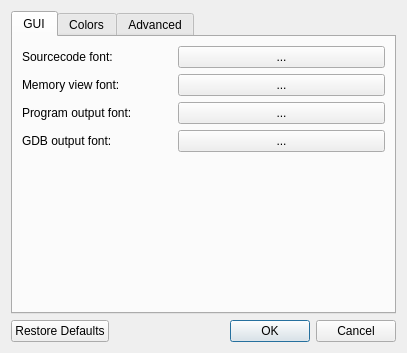
Qt form src/settingsdialog.ui (Nanoseb/gede) before a commit.
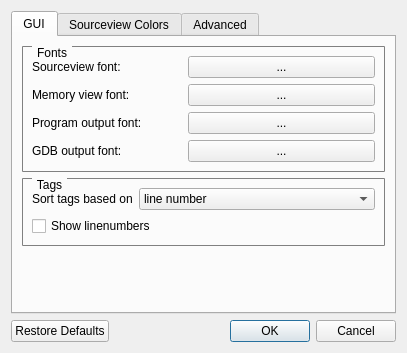
The same form after that commit. The open tabs and pages were chosen to show the change. Custom widgets are drawn as their Qt base class.

Diff of the .ui file:
```diff
--- a/src/settingsdialog.ui
+++ b/src/settingsdialog.ui
@@ -13,6 +13,22 @@
   <property name="windowTitle">
    <string>Settings</string>
   </property>
+  <property name="styleSheet">
+   <string notr="true">
+QGroupBox {
+    border: 1px solid gray;
+    border-radius: 1px;
+    margin-top: 0.5em;
+}
+
+QGroupBox::title {
+    subcontrol-origin: margin;
+    left: 10px;
+    padding: 0 3px 0 3px;
+}
+
+</string>
+  </property>
   <layout class="QVBoxLayout" name="verticalLayout">
    <item>
     <widget class="QTabWidget" name="tabWidget">
@@ -31,6 +47,12 @@
       </attribute>
       <layout class="QVBoxLayout" name="verticalLayout_2">
        <item>
+        <widget class="QGroupBox" name="groupBox_2">
+         <property name="title">
+          <string>Fonts</string>
+         </property>
+         <layout class="QVBoxLayout" name="verticalLayout_6">
+          <item>
         <layout class="QHBoxLayout" name="horizontalLayout">
          <item>
           <widget class="QLabel" name="label">
@@ -41,7 +63,7 @@
             </size>
            </property>
            <property name="text">
-            <string>Sourcecode font:</string>
+               <string>Sourceview font:</string>
            </property>
           </widget>
          </item>
@@ -150,6 +172,65 @@
          </item>
         </layout>
        </item>
+         </layout>
+        </widget>
+       </item>
+       <item>
+        <widget class="QGroupBox" name="groupBox">
+         <property name="styleSheet">
+          <string notr="true"/>
+         </property>
+         <property name="title">
+          <string>Tags</string>
+         </property>
+         <layout class="QVBoxLayout" name="verticalLayout_5">
+          <item>
+           <layout class="QHBoxLayout" name="horizontalLayout_6">
+            <item>
+             <widget class="QLabel" name="label_14">
+              <property name="sizePolicy">
+               <sizepolicy hsizetype="Minimum" vsizetype="Preferred">
+                <horstretch>0</horstretch>
+                <verstretch>0</verstretch>
+               </sizepolicy>
+              </property>
+              <property name="text">
+               <string>Sort tags based on</string>
+              </property>
+             </widget>
+            </item>
+            <item>
+             <widget class="QComboBox" name="comboBox_sortTags">
+              <property name="sizePolicy">
+               <sizepolicy hsizetype="MinimumExpanding" vsizetype="Fixed">
+                <horstretch>0</horstretch>
+                <verstretch>0</verstretch>
+               </sizepolicy>
+              </property>
+              <item>
+               <property name="text">
+                <string>line number</string>
+               </property>
+              </item>
+              <item>
+               <property name="text">
+                <string>name</string>
+               </property>
+              </item>
+             </widget>
+            </item>
+           </layout>
+          </item>
+          <item>
+           <widget class="QCheckBox" name="checkBox_showLineNumbers">
+            <property name="text">
+             <string>Show linenumbers</string>
+            </property>
+           </widget>
+          </item>
+         </layout>
+        </widget>
+       </item>
        <item>
         <spacer name="verticalSpacer">
          <property name="orientation">
@@ -167,7 +248,7 @@
      </widget>
      <widget class="QWidget" name="tab">
       <attribute name="title">
-       <string>Colors</string>
+       <string>Sourceview Colors</string>
       </attribute>
       <layout class="QVBoxLayout" name="verticalLayout_4">
        <item>
```
Left out of the diff: 9 changed lines with no effect on the pictures. Lines whose indentation alone changed are shown as unchanged.
